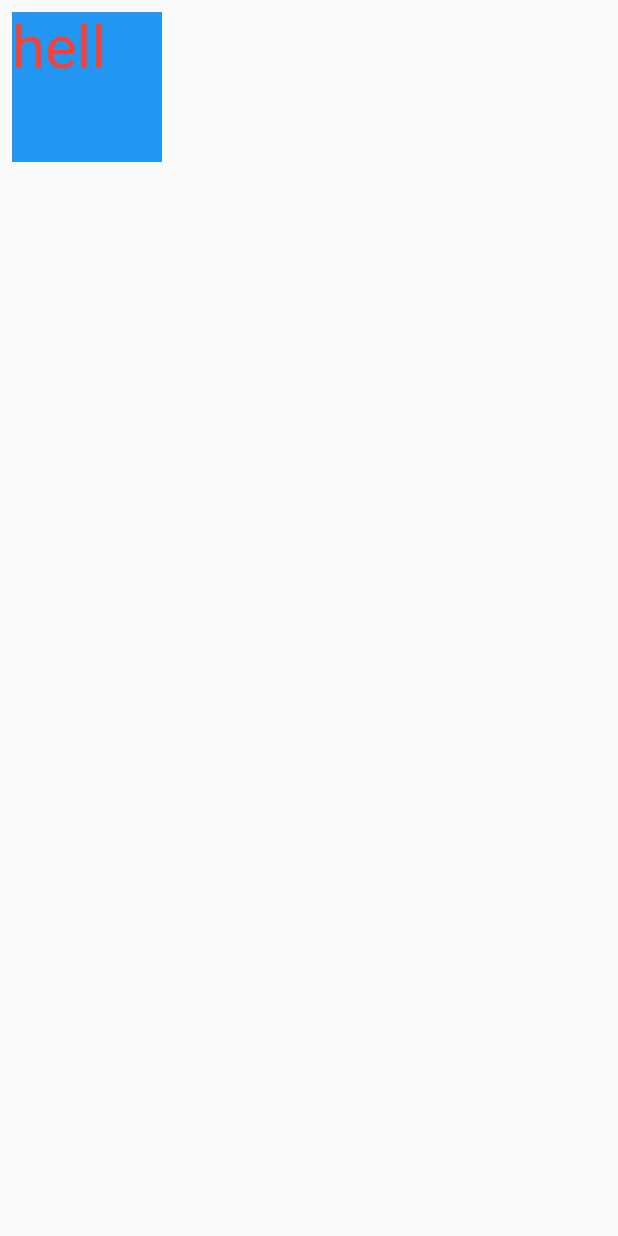
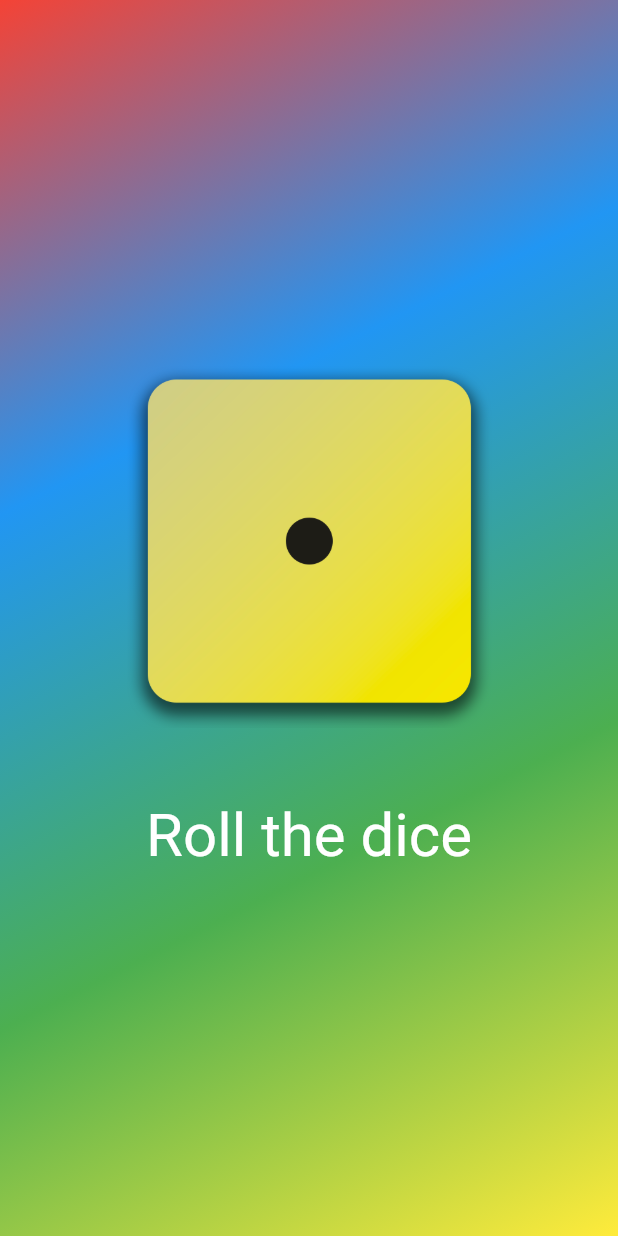
Before and after one commit to anilmhrzn/flutter, a Flutter app: the screen it shows after launch, on a phone screen of 412 x 824 dp. Run offline on Flutter 3.47's test engine with Material 2 defaults, Android fonts, the phone set to English and light mode, and no system bars.

Commit message:
day 02 completed by learning the sateful widget and learning how to put or show image in flutter

```diff
--- a/lib/button_container.dart
+++ /dev/null
@@ -1,17 +0,0 @@
-import 'package:flutter/material.dart';
-import 'package:my_first/styled_text.dart';
-class ButtonContainer extends StatelessWidget{
-  const ButtonContainer({super.key});
-  @override
-Widget build(context){
-  return Padding(
-    padding: const EdgeInsets.all(8.0),
-    child: Container(
-      height: 100,
-      width: 100,
-      color: Colors.blue,
-      child: const StyledText(),
-    ),
-  );
-}
-}
--- /dev/null
+++ b/lib/dice_roller.dart
@@ -0,0 +1,48 @@
+import 'package:flutter/material.dart';
+
+class DiceRoller extends StatefulWidget {
+  const DiceRoller({super.key});
+
+  @override
+  State<DiceRoller> createState() {
+    return _DiceRollerState();
+  }
+}
+
+class _DiceRollerState extends State<DiceRoller> {
+  @override
+  void rollDice() {
+    setState(() {
+      activeDice = "assets/images/dice-2.png";
+    });
+    print("object");
+  }
+
+   var activeDice = "assets/images/dice-1.png";
+
+  @override
+  Widget build(context) {
+    return Column(
+      mainAxisSize: MainAxisSize.min,
+      children: [
+        Image.asset(
+          activeDice,
+          width: 250,
+        ),
+        const SizedBox(
+          height: 40,
+        ),
+        TextButton(
+          onPressed: rollDice,
+          style: TextButton.styleFrom(
+            foregroundColor: Colors.white,
+            textStyle: const TextStyle(fontSize: 40),
+          ),
+          child: const Text(
+            "Roll the dice",
+          ),
+        ),
+      ],
+    );
+  }
+}
--- /dev/null
+++ b/lib/gradient_container.dart
@@ -0,0 +1,27 @@
+import 'package:flutter/material.dart';
+import 'package:my_first/styled_text.dart';
+import 'package:my_first/dice_roller.dart';
+class GradientContainer extends StatelessWidget {
+  const GradientContainer({super.key, required this.colors});
+
+// final String color1,color2;
+  final List<Color> colors;
+
+
+  @override
+  Widget build(context) {
+    return Container(
+      decoration: BoxDecoration(
+        gradient: LinearGradient(
+          colors: colors,
+          // colors: colors,
+          begin: Alignment.topLeft,
+          end: Alignment.bottomRight,
+        ),
+      ),
+      child: Center(
+        child: DiceRoller(),
+      ),
+    );
+  }
+}
--- a/lib/main.dart
+++ b/lib/main.dart
@@ -1,10 +1,17 @@
 import 'package:flutter/material.dart';
-import 'package:my_first/button_container.dart';
-void main(){
-  runApp(const MaterialApp(
-  home: Scaffold(
-    body: ButtonContainer(),
-  ),
-  ),
+import 'styled_text.dart';
+import 'gradient_container.dart';
+
+
+// import 'package:my_first/button_container.dart';
+void main() {
+  List<Color> colors=[Colors.red,Colors.blue,Colors.green,Colors.yellow];
+  runApp(
+     MaterialApp(
+      home: Scaffold(
+body:GradientContainer(colors: colors)
+      ),
+    ),
   );
 }
+// Center(child: Image.asset("assets/images/dice-png-1.png",width: 100,),),
--- a/lib/styled_text.dart
+++ b/lib/styled_text.dart
@@ -1,18 +1,12 @@
 import 'package:flutter/material.dart';
 
 class StyledText extends StatelessWidget {
-  const StyledText({super.key});
+  final String text;
+
+  const StyledText(this.text, {super.key});
 
   @override
   Widget build(context) {
-    return const Text(
-      "hell",
-      style: TextStyle(
-        fontSize: 40,
-        color: Colors.red,
-        // backgroundColor: Colors.blue
-      ),
-    );
-
+    return Text(text);
   }
 }
```
Also changed, not shown: pubspec.yaml (+14 -1 lines), assets/images/dice-1.png (added), assets/images/dice-2.png (added), assets/images/dice-3.png (added), assets/images/dice-4.png (added), assets/images/dice-5.png (added), assets/images/dice-6.png (added), assets/images/dice-png-1.png (added), assets/images/dice-png-2.png (added), assets/images/dice-png-3.png (added), assets/images/dice-png-4.png (added), assets/images/dice-png-5.png (added), assets/images/dice-png-6.png (added), pubspec.lock.
